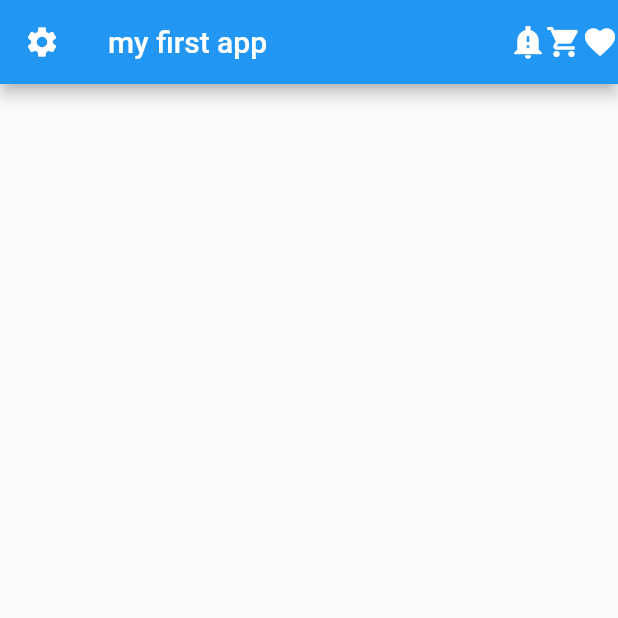
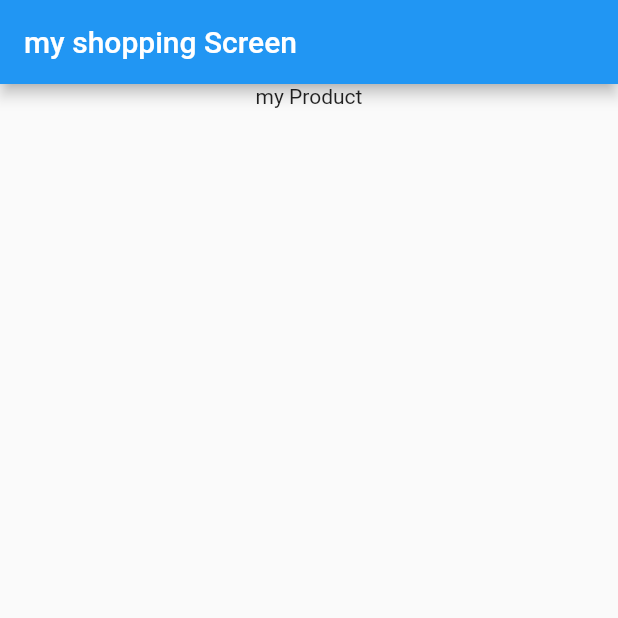
Before and after one commit to osamax2009/newShoppingappforweb, a Flutter app: the screen it shows after launch, on a phone screen of 412 x 824 dp, the top half of it. Run offline on Flutter 3.47's test engine with Material 2 defaults, Android fonts, the phone set to English and light mode, and no system bars.

Commit message:
Scaffold Widget part 1

```diff
--- /dev/null
+++ b/lib/Models/Product.dart
@@ -0,0 +1,21 @@
+import 'package:flutter/foundation.dart';
+class Product {
+  String? id  ;
+  String? title;
+  String? description;
+  double? price ;
+  String? imageUrl;
+  bool favorite ;
+
+  Product({
+
+    @required  this.id,
+    @required  this.title,
+   @required   this.description,
+   @required   this.price,
+    @required  this.imageUrl,
+    this.favorite = false,
+});
+
+
+}
--- /dev/null
+++ b/lib/ShoppingScreen/ShoppingScreen.dart
@@ -0,0 +1,65 @@
+import 'package:flutter/material.dart';
+import 'package:untitled/Models/Product.dart';
+
+class ShoppingScreen extends StatelessWidget {
+
+
+  List<Product> myProudcts = [
+
+
+    Product(
+      id: 'p1',
+      title: 'Red Shirt',
+      description: 'A red shirt - it is pretty red!',
+      price: 29.99,
+      imageUrl:
+      'https://cdn.pixabay.com/photo/2016/10/02/22/17/red-t-shirt-1710578_1280.jpg',
+    ),
+    Product(
+      id: 'p2',
+      title: 'Trousers',
+      description: 'A nice pair of trousers.',
+      price: 59.99,
+      imageUrl:
+      'https://upload.wikimedia.org/wikipedia/commons/thumb/e/e8/Trousers%2C_dress_%28AM_1960.022-8%29.jpg/512px-Trousers%2C_dress_%28AM_1960.022-8%29.jpg',
+    ),
+    Product(
+      id: 'p3',
+      title: 'Yellow Scarf',
+      description: 'Warm and cozy - exactly what you need for the winter.',
+      price: 19.99,
+      imageUrl:
+      'https://live.staticflickr.com/4043/4438260868_cc79b3369d_z.jpg',
+    ),
+    Product(
+      id: 'p4',
+      title: 'A Pan',
+      description: 'Prepare any meal you want.',
+      price: 49.99,
+      imageUrl:
+      'https://upload.wikimedia.org/wikipedia/commons/thumb/1/14/Cast-Iron-Pan.jpg/1024px-Cast-Iron-Pan.jpg',
+    ),
+
+  ] ;
+
+
+
+
+
+  @override
+  Widget build(BuildContext context) {
+    return Scaffold(
+      appBar: AppBar(
+        title: Text("my shopping Screen"),
+      ),
+      body: Container(
+        width: double.infinity,
+        child: Column(
+          children: [
+            Text("my Product")
+          ],
+        ),
+      ),
+    );
+  }
+}
--- a/lib/main.dart
+++ b/lib/main.dart
@@ -1,28 +1,12 @@
 import 'package:flutter/material.dart';
 
-void main() {
+import 'ShoppingScreen/ShoppingScreen.dart';
+
+void main(){
   runApp(
     MaterialApp(
-      home: Scaffold(
-        appBar: AppBar(
-          leading: Icon(
-            Icons.settings
-          ),
-          title: Text("my first app"),
-          actions: [
-            Icon(
-                Icons.notification_important_sharp
-            ),
-            Icon(
-                Icons.shopping_cart
-            ),
-            Icon(
-                Icons.favorite
-            ),
-          ],
-        ),
-      )
-     ),
+      debugShowCheckedModeBanner: false,
+      home: ShoppingScreen(),
+    )
   );
-
 }
```
